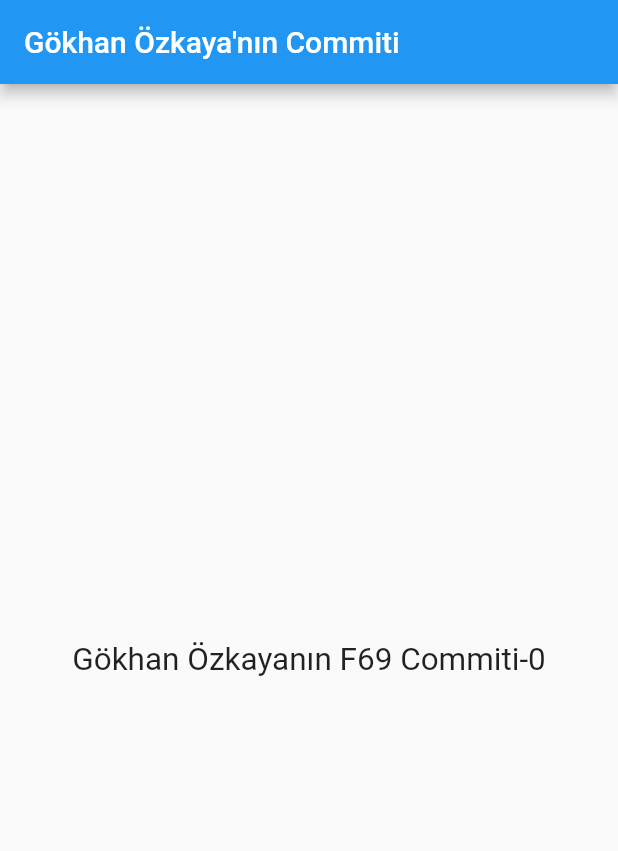
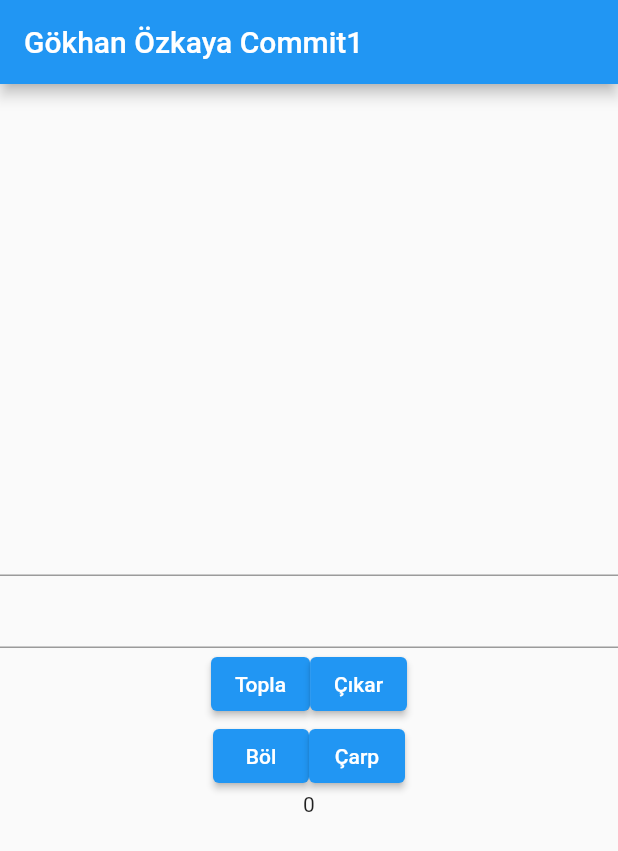
Before and after one commit to GokhanOzkaya/asd, a Flutter app: the screen it shows after launch, on a phone screen of 412 x 824 dp. Shown: the top 851 px of the screen. Run offline on Flutter 3.47's test engine with Material 2 defaults, Android fonts, the phone set to English and light mode, and no system bars.

Commit message:
Gökhan Özkayanın F69 Commiti-0

```diff
--- a/lib/main.dart
+++ b/lib/main.dart
@@ -5,36 +5,118 @@ void main() {
 }
 
 class MyApp extends StatelessWidget {
-  const MyApp({super.key});
+  const MyApp({Key? key}) : super(key: key);
 
   @override
   Widget build(BuildContext context) {
-    return MaterialApp(
-        title: 'Flutter Demo',
-        theme: ThemeData(
-          primarySwatch: Colors.blue,
-        ),
-        home: const MyHomePageState());
+    return const MaterialApp(
+      home: Iskele(),
+    );
   }
 }
 
-class MyHomePageState extends StatefulWidget {
-  const MyHomePageState({Key? key}) : super(key: key);
+class Iskele extends StatelessWidget {
+  const Iskele({Key? key}) : super(key: key);
 
-  @override
-  State<MyHomePageState> createState() => _MyHomePageStateState();
-}
-
-class _MyHomePageStateState extends State<MyHomePageState> {
   @override
   Widget build(BuildContext context) {
     return Scaffold(
-      appBar: AppBar(title: Text('''Gökhan Özkaya'nın Commiti''')),
-      body: Center(
-        child: Text(
-            'Gökhan Özkayanın F69 Commiti-0',
-          textScaleFactor: 1.5,
-        ),
+      appBar: AppBar(
+        title: Text('Gökhan Özkaya Commit1'),
+      ),
+      body: AnaEkranState(),
+    );
+  }
+}
+
+class AnaEkranState extends StatefulWidget {
+  const AnaEkranState({Key? key}) : super(key: key);
+
+  @override
+  State<AnaEkranState> createState() => _AnaEkranStateState();
+}
+
+class _AnaEkranStateState extends State<AnaEkranState> {
+  num num1 = 0 ;
+  num num2 = 0 ;
+  num sonuc = 0 ;
+
+  TextEditingController text1 = TextEditingController();
+  TextEditingController text2 = TextEditingController();
+
+  sayiTopla() {
+    setState(() {
+      num1 = num.parse(text1.text);
+      num2 = num.parse(text2.text);
+      sonuc = num1+num2;
+    });
+  }
+  sayiCikar() {
+    setState(() {
+      num1 = num.parse(text1.text);
+      num2 = num.parse(text2.text);
+      sonuc = num1-num2;
+    });
+  }
+  sayiBol() {
+    setState(() {
+      num1 = num.parse(text1.text);
+      num2 = num.parse(text2.text);
+      sonuc = num1/num2;
+    });
+  }
+  sayiCarp() {
+    setState(() {
+      num1 = num.parse(text1.text);
+      num2 = num.parse(text2.text);
+      sonuc = num1*num2;
+    });
+  }
+
+
+  @override
+  Widget build(BuildContext context) {
+    return Center(
+      child: Column(
+        mainAxisAlignment: MainAxisAlignment.center,
+        children: [
+
+          TextField(controller: text1,),
+          TextField(controller: text2,),
+          Row(
+            mainAxisAlignment: MainAxisAlignment.center,
+            children: [
+              ElevatedButton(
+                onPressed: sayiTopla,
+                child: Text('Topla'),
+              ),
+              ElevatedButton(
+                onPressed: () {
+                  sayiCikar();
+                },
+                child: Text('Çıkar'),
+              ),
+            ],
+          ),
+          Row(
+            mainAxisAlignment: MainAxisAlignment.center,
+            children: [
+              ElevatedButton(
+                onPressed: () {
+                  sayiBol();
+                },
+                child: Text('Böl'),
+              ),
+              ElevatedButton(
+                onPressed: () {
+                  sayiCarp();
+                },
+                child: Text('Çarp'),
+              ),
+            ],
+          ),
+          Text(sonuc.toString()),
+        ],
       ),
     );
   }
```
